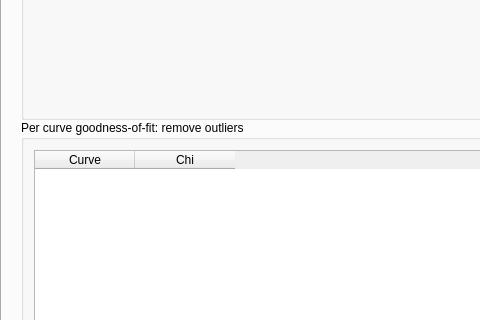
Qt form src/sas/qtgui/Utilities/MultivariateCurveResolution/UI/MultivariateCurveResolutionUI.ui (SasView/sasview) before a commit; both pictures show x 0 to 480 and y 326 to 646 of the 1080 by 747 pixel window.
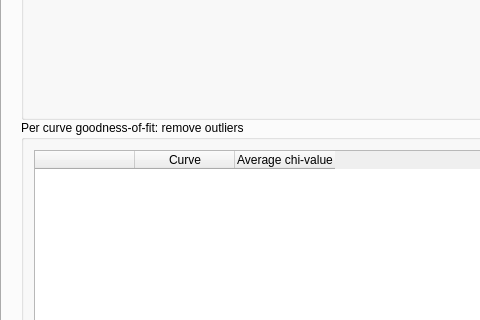
The same form after that commit. The open tabs and pages were chosen to show the change.

```diff
--- a/src/sas/qtgui/Utilities/MultivariateCurveResolution/UI/MultivariateCurveResolutionUI.ui
+++ b/src/sas/qtgui/Utilities/MultivariateCurveResolution/UI/MultivariateCurveResolutionUI.ui
@@ -2166,20 +2166,25 @@
                  <set>QAbstractItemView::EditTrigger::NoEditTriggers</set>
                 </property>
                 <property name="alternatingRowColors">
-                 <bool>true</bool>
+                 <bool>false</bool>
                 </property>
                 <property name="selectionMode">
                  <enum>QAbstractItemView::SelectionMode::NoSelection</enum>
                 </property>
                 <property name="sortingEnabled">
-                 <bool>true</bool>
+                 <bool>false</bool>
                 </property>
                 <property name="columnCount">
-                 <number>2</number>
+                 <number>3</number>
                 </property>
                 <property name="supportedDragActions">
                  <set>Qt::DropAction::IgnoreAction</set>
                 </property>
+                <column>
+                 <property name="text">
+                  <string/>
+                 </property>
+                </column>
                 <column>
                  <property name="text">
                   <string>Curve</string>
@@ -2187,7 +2192,7 @@
                 </column>
                 <column>
                  <property name="text">
-                  <string>Chi</string>
+                  <string>Average chi-value</string>
                  </property>
                 </column>
                </widget>
```
